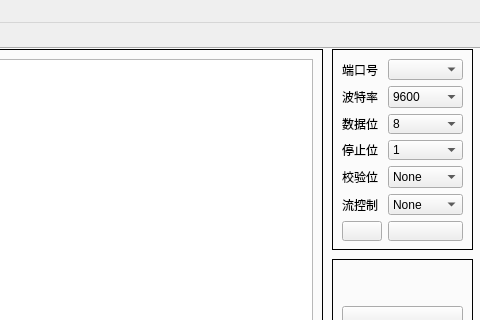
Above: ui/MainWin.ui from onlycalm/litchi_py before the change; both pictures show x 520 to 1000 and y 0 to 320 of the 1000 by 595 pixel window. Below: the same form after it.
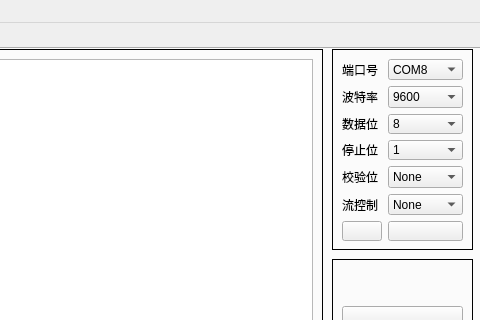
That is the form after the change. The open tabs and pages were chosen to show the change. Icons and pictures are not drawn.

Commit message:
feature(LogVw): 增加对四种主要Log等级的统计。
1、增加StsLbl控件在窗口底部Status中显示几种Log的数量；
2、增加SetSts函数用于更新StsLbl显示信息；
3、cLogVw增加LvCnt用于记录主要Log的记录数；
4、增加CntLog函数用于统计不同Log级别数量；

```diff
--- a/ui/MainWin.ui
+++ b/ui/MainWin.ui
@@ -103,7 +103,13 @@
          </widget>
         </item>
         <item row="0" column="1">
-         <widget class="QComboBox" name="PtCmb"/>
+         <widget class="QComboBox" name="PtCmb">
+          <item>
+           <property name="text">
+            <string>COM8</string>
+           </property>
+          </item>
+         </widget>
         </item>
         <item row="4" column="0">
          <widget class="QLabel" name="SbLbl">
```
The commit also changes 2 other files.
